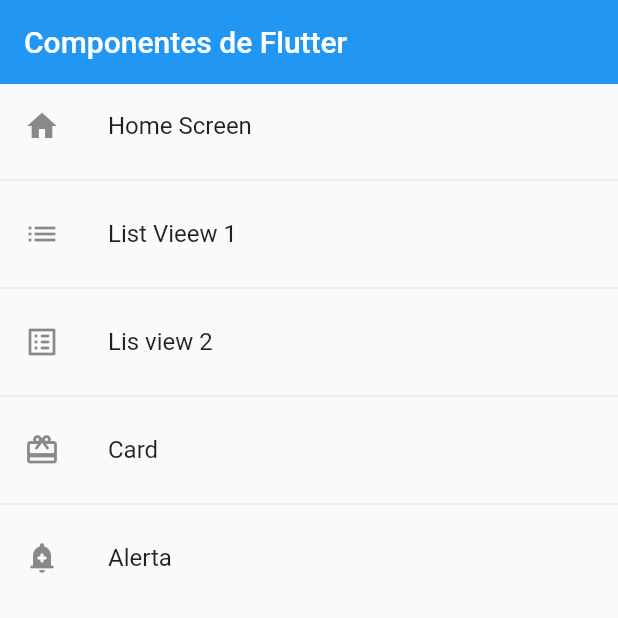
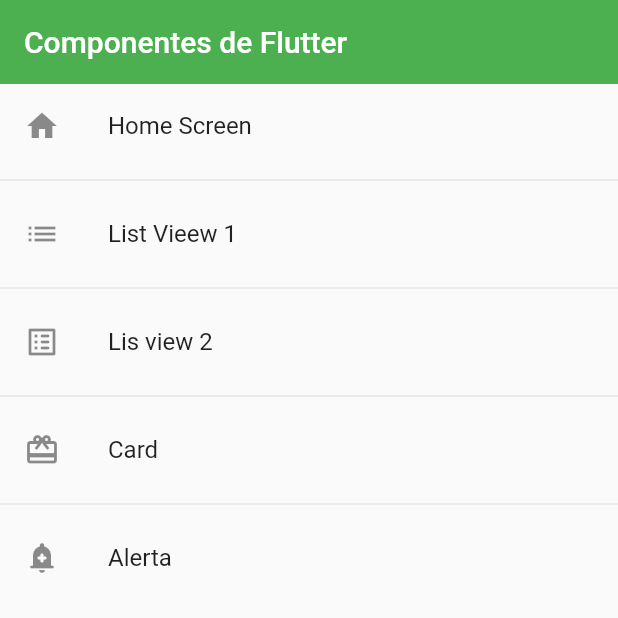
Before and after one commit to kira19955/fl_componentes, a Flutter app: the screen it shows after launch, on a phone screen of 412 x 824 dp, the top half of it. Run offline on Flutter 3.47's test engine with Material 2 defaults, Android fonts, the phone set to English and light mode, and no system bars.

Commit message:
trabajando con la interfaz principal

```diff
--- a/lib/main.dart
+++ b/lib/main.dart
@@ -3,6 +3,8 @@ import 'package:flutter/material.dart';
 
 
 import 'package:fl_componentes/router/app_router.dart';
+import 'package:fl_componentes/theme/app_theme.dart';
+
 //Archivo principal en donde se importan las demas clases
 
 
@@ -19,6 +21,18 @@ class MyApp extends StatelessWidget {
       //home:const ListView2Screen(),
       initialRoute: AppRouters.initialRouter,
       routes: AppRouters.getAppRoters(),
+      theme: AppTheam.lightTheme,
+      //theme:
+       /* ThemeData.dark().copyWith(
+      //Color Primario
+        primaryColor: Colors.indigo,
+
+        //appbar theme
+        appBarTheme:const AppBarTheme(
+          color: Colors.indigo,
+          elevation: 0,
+        )
+      ),  */
       /* routes: {
         'Home':(BuildContext context) => const HomeScreen(),
         'ListView1':(BuildContext context) => const ListView1Screen(),
--- a/lib/screen/home_screen.dart
+++ b/lib/screen/home_screen.dart
@@ -10,7 +10,7 @@ class HomeScreen extends StatelessWidget {
     return  Scaffold(
       appBar: AppBar(
         title: const Text("Componentes de Flutter"),
-        elevation: 0,
+        //elevation: 0,
       ),
 
       /*se crea un listview para mostrar los archivos en lista
--- a/lib/screen/list_view2_screen.dart
+++ b/lib/screen/list_view2_screen.dart
@@ -1,4 +1,5 @@
 import 'package:flutter/material.dart';
+import 'package:fl_componentes/theme/app_theme.dart';
 
 class ListView2Screen extends StatelessWidget {
 
@@ -11,13 +12,13 @@ class ListView2Screen extends StatelessWidget {
     return Scaffold(
       appBar: AppBar(
         title: const Text('List View Tipo 2'),
-        elevation: 0,  //se quita o eleva la sombra
-        backgroundColor: Colors.indigo, //cambia el color del appbar
+        //elevation: 0,  //se quita o eleva la sombra
+        //backgroundColor: Colors.indigo, //cambia el color del appbar
         ),
       body: ListView.separated(  //widget para crear una lista
         itemCount: options.length, //se especifica cuantos datos se mostraran en la lista
         itemBuilder:(context, index) => ListTile( // sele pasa un widget tipo lista para que los cree
-             leading:const Icon(Icons.access_time_sharp, color: Colors.indigo,),
+             leading:const Icon(Icons.access_time_sharp, color:AppTheam.primary ),
              title: Text(options[index]),
              trailing: const Icon(Icons.arrow_forward_ios_outlined),
              onTap: (){
--- /dev/null
+++ b/lib/theme/app_theme.dart
@@ -0,0 +1,17 @@
+import 'package:flutter/material.dart';
+
+class AppTheam{
+
+  static const Color primary = Colors.green;
+
+  static final ThemeData lightTheme = ThemeData.light().copyWith(
+      //Color Primario
+        primaryColor: Colors.indigo,
+
+        //appbar theme
+        appBarTheme:const AppBarTheme(
+          color: primary,
+          elevation: 0,
+        )
+      );
+}
```
